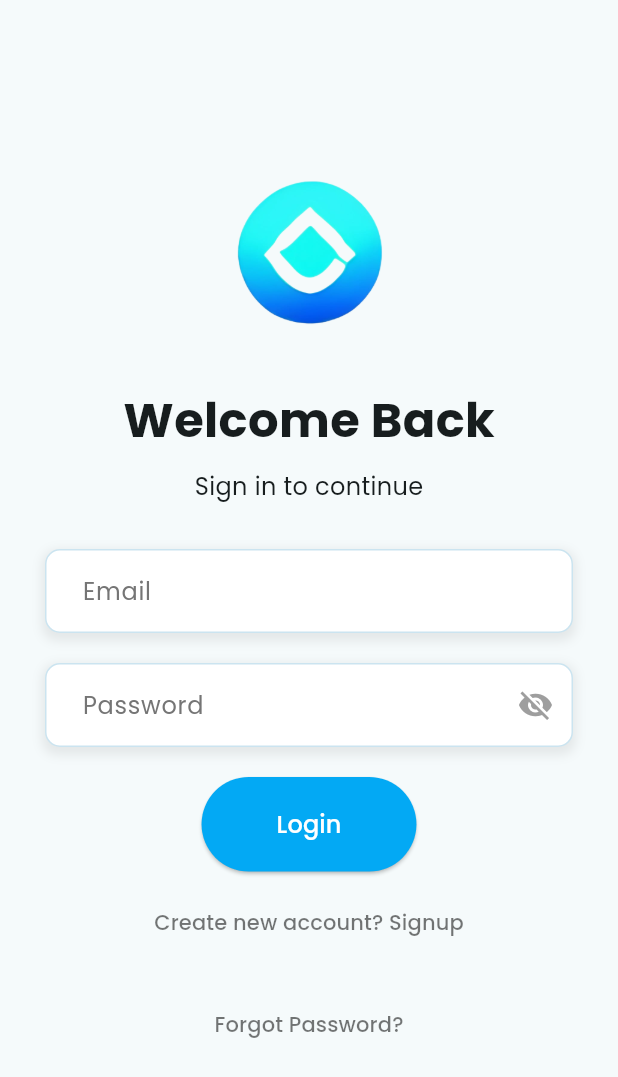
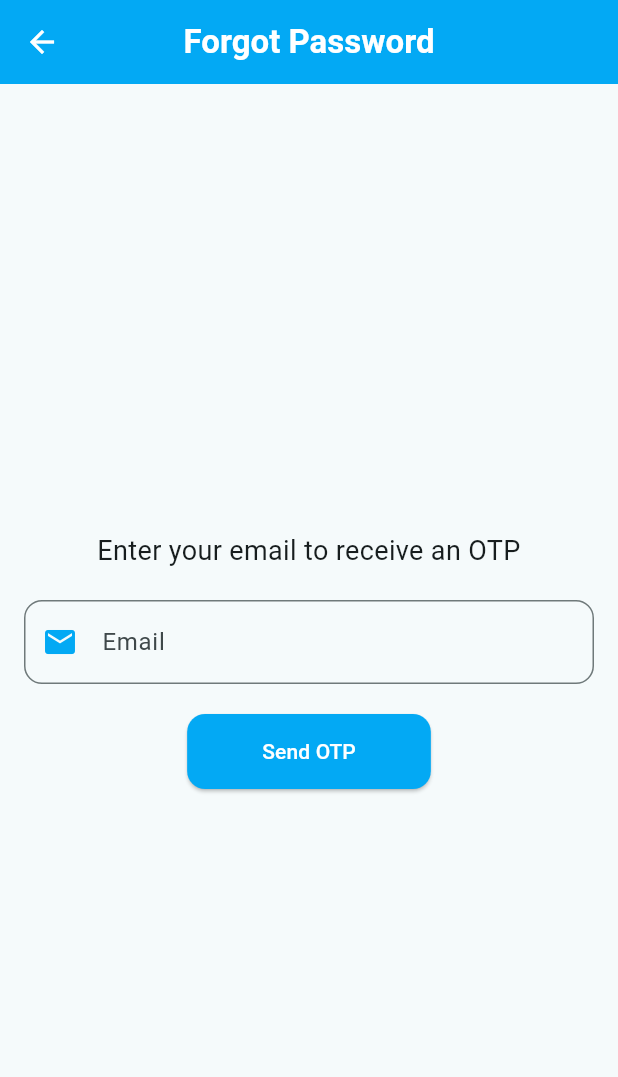
Before and after one commit to cchrisha/Community-Guild, a Flutter app: the screen it shows after launch, after a tap on "Forgot Password?", on a phone screen of 412 x 824 dp. Shown: the top 1077 px of the screen. Run offline on Flutter 3.47's test engine with Material 3 defaults, Android fonts, the phone set to English and light mode, and no system bars; our stand-ins replace equatable, flutter_bloc, get, google_fonts, image_picker, shared_preferences.

Commit message:
adding forget password

```diff
--- a/lib/screens/edit_profile_page.dart
+++ b/lib/screens/edit_profile_page.dart
@@ -13,7 +13,6 @@ class _EditProfilePageState extends State<EditProfilePage> {
   final TextEditingController _locationController = TextEditingController();
   final TextEditingController _contactController = TextEditingController();
   final TextEditingController _professionController = TextEditingController();
-  final TextEditingController _bioController = TextEditingController();
 
   @override
   void initState() {
--- /dev/null
+++ b/lib/screens/forget_password.dart
@@ -0,0 +1,327 @@
+import 'package:flutter/material.dart';
+import 'dart:async';
+
+import 'login_page.dart';
+
+class ForgetPasswordPage extends StatefulWidget {
+  const ForgetPasswordPage({super.key});
+
+  @override
+  State<ForgetPasswordPage> createState() => _ForgetPasswordPageState();
+}
+
+class _ForgetPasswordPageState extends State<ForgetPasswordPage> {
+  final TextEditingController _emailController = TextEditingController();
+  final TextEditingController _otpController = TextEditingController();
+  final TextEditingController _passwordController = TextEditingController();
+  final GlobalKey<FormState> _formKey = GlobalKey<FormState>();
+  bool _isOtpSent = false;
+  bool _isOtpVerified = false;
+  bool _isLoading = false;
+  bool _isVerifying = false; // Added for OTP verification loading state
+  bool _isPasswordVisible = false;
+  String _passwordStrength = '';
+
+  void _sendOtp() {
+    if (_formKey.currentState!.validate()) {
+      setState(() {
+        _isLoading = true;
+      });
+      // Simulate OTP send logic
+      Future.delayed(const Duration(seconds: 2), () {
+        setState(() {
+          _isLoading = false;
+          _isOtpSent = true;
+        });
+        _showDialog('OTP Sent', 'An OTP has been sent to your email.');
+      });
+    }
+  }
+
+  void _verifyOtp() {
+    setState(() {
+      _isVerifying = true; // Show loading spinner when verifying OTP
+    });
+    Future.delayed(const Duration(seconds: 2), () {
+      if (_otpController.text == '123456') {
+        setState(() {
+          _isOtpVerified = true;
+        });
+        _showDialog('OTP Verified', 'You can now reset your password.');
+      } else {
+        _showDialog('Error', 'Invalid OTP. Please try again.');
+      }
+      setState(() {
+        _isVerifying = false; // Hide loading spinner
+      });
+    });
+  }
+
+  void _resetPassword() {
+    if (_passwordController.text.length >= 8) {
+      setState(() {
+        _isLoading = true;
+      });
+
+      // Simulate password reset logic
+      Future.delayed(const Duration(seconds: 2), () {
+        setState(() {
+          _isLoading = false;
+        });
+
+        // Show success dialog with navigation to login page on 'OK' click
+        _showSuccessDialog(
+            'Success', 'Your password has been reset successfully.');
+      });
+    } else {
+      _showDialog('Error', 'Password must be at least 8 characters long.');
+    }
+  }
+
+  void _showSuccessDialog(String title, String message) {
+    showDialog(
+      context: context,
+      builder: (BuildContext context) {
+        return AlertDialog(
+          title: Text(title),
+          content: Text(message),
+          actions: <Widget>[
+            TextButton(
+              onPressed: () {
+                Navigator.pop(context); // Close the dialog
+                Navigator.pushReplacement(
+                  context,
+                  MaterialPageRoute(builder: (context) => const LoginPage()),
+                );
+              },
+              child: const Text(
+                'OK',
+                style: TextStyle(color: Colors.lightBlue),
+              ),
+            ),
+          ],
+        );
+      },
+    );
+  }
+
+  void _showDialog(String title, String message) {
+    showDialog(
+      context: context,
+      builder: (BuildContext context) {
+        return AlertDialog(
+          title: Text(title),
+          content: Text(message),
+          actions: [
+            TextButton(
+              child: const Text(
+                'OK',
+                style: TextStyle(color: Colors.lightBlue),
+              ),
+              onPressed: () {
+                Navigator.of(context).pop();
+              },
+            ),
+          ],
+        );
+      },
+    );
+  }
+
+  void _checkPasswordStrength(String password) {
+    if (password.length < 6) {
+      _passwordStrength = 'Weak';
+    } else if (password.length < 8) {
+      _passwordStrength = 'Medium';
+    } else {
+      _passwordStrength = 'Strong';
+    }
+    setState(() {});
+  }
+
+  @override
+  Widget build(BuildContext context) {
+    return Scaffold(
+      appBar: AppBar(
+        title: const Text(
+          'Forgot Password',
+          style: TextStyle(fontWeight: FontWeight.bold, color: Colors.white),
+        ),
+        backgroundColor: Colors.lightBlue,
+        elevation: 0,
+        centerTitle: true,
+        leading: IconButton(
+          icon: const Icon(Icons.arrow_back, color: Colors.white),
+          onPressed: () {
+            Navigator.pop(context);
+          },
+        ),
+      ),
+      body: Padding(
+        padding: const EdgeInsets.all(16.0),
+        child: Form(
+          key: _formKey,
+          child: Column(
+            mainAxisAlignment: MainAxisAlignment.center,
+            children: [
+              if (!_isOtpSent)
+                Column(
+                  children: [
+                    const Text(
+                      'Enter your email to receive an OTP',
+                      textAlign: TextAlign.center,
+                      style: TextStyle(fontSize: 18),
+                    ),
+                    const SizedBox(height: 20),
+                    TextFormField(
+                      controller: _emailController,
+                      decoration: InputDecoration(
+                        hintText: 'Email',
+                        border: OutlineInputBorder(
+                            borderRadius: BorderRadius.circular(12)),
+                        prefixIcon: const Icon(
+                          Icons.email,
+                          color: Colors.lightBlue,
+                        ),
+                      ),
+                      keyboardType: TextInputType.emailAddress,
+                      validator: (value) {
+                        if (value == null || value.isEmpty) {
+                          return 'Please enter your email';
+                        } else if (!RegExp(r'^[\w-\.]+@([\w-]+\.)+[\w-]{2,4}$')
+                            .hasMatch(value)) {
+                          return 'Please enter a valid email address';
+                        }
+                        return null;
+                      },
+                    ),
+                    const SizedBox(height: 20),
+                    _isLoading
+                        ? const CircularProgressIndicator()
+                        : ElevatedButton(
+                            onPressed: _sendOtp,
+                            style: ElevatedButton.styleFrom(
+                              padding: const EdgeInsets.symmetric(
+                                  vertical: 15, horizontal: 50),
+                              shape: RoundedRectangleBorder(
+                                  borderRadius: BorderRadius.circular(12)),
+                              backgroundColor: Colors.lightBlue,
+                            ),
+                            child: const Text(
+                              'Send OTP',
+                              style: TextStyle(color: Colors.white),
+                            ),
+                          ),
+                  ],
+                ),
+              if (_isOtpSent && !_isOtpVerified)
+                Column(
+                  children: [
+                    const Text(
+                      'Enter the OTP sent to your email',
+                      textAlign: TextAlign.center,
+                      style: TextStyle(fontSize: 18),
+                    ),
+                    const SizedBox(height: 20),
+                    TextFormField(
+                      controller: _otpController,
+                      decoration: InputDecoration(
+                        hintText: 'Enter OTP',
+                        border: OutlineInputBorder(
+                            borderRadius: BorderRadius.circular(12)),
+                        prefixIcon: const Icon(
+                          Icons.lock,
+                          color: Colors.lightBlue,
+                        ),
+                      ),
+                      keyboardType: TextInputType.number,
+                    ),
+                    const SizedBox(height: 20),
+                    _isVerifying
+                        ? const CircularProgressIndicator() // Loading indicator for OTP verification
+                        : ElevatedButton(
+                            onPressed: _verifyOtp,
+                            style: ElevatedButton.styleFrom(
+                              padding: const EdgeInsets.symmetric(
+                                  vertical: 15, horizontal: 50),
+                              shape: RoundedRectangleBorder(
+                                  borderRadius: BorderRadius.circular(12)),
+                              backgroundColor: Colors.lightBlue,
+                            ),
+                            child: const Text(
+                              'Verify OTP',
+                              style: TextStyle(color: Colors.white),
+                            ),
+                          ),
+                  ],
+                ),
+              if (_isOtpVerified)
+                Column(
+                  children: [
+                    const Text(
+                      'Enter a new password',
+                      textAlign: TextAlign.center,
+                      style: TextStyle(fontSize: 18),
+                    ),
+                    const SizedBox(height: 20),
+                    TextFormField(
+                      controller: _passwordController,
+                      obscureText: !_isPasswordVisible,
+                      onChanged: _checkPasswordStrength,
+                      decoration: InputDecoration(
+                        hintText: 'New Password',
+                        border: OutlineInputBorder(
+                            borderRadius: BorderRadius.circular(12)),
+                        prefixIcon: const Icon(
+                          Icons.lock,
+                          color: Colors.lightBlue,
+                        ),
+                        suffixIcon: IconButton(
+                          icon: Icon(_isPasswordVisible
+                              ? Icons.visibility
+                              : Icons.visibility_off),
+                          onPressed: () {
+                            setState(() {
+                              _isPasswordVisible = !_isPasswordVisible;
+                            });
+                          },
+                        ),
+                      ),
+                    ),
+                    const SizedBox(height: 10),
+                    Text(
+                      'Password Strength: $_passwordStrength',
+                      style: TextStyle(
+                        color: _passwordStrength == 'Strong'
+                            ? Colors.green
+                            : _passwordStrength == 'Medium'
+                                ? Colors.orange
+                                : Colors.red,
+                      ),
+                    ),
+                    const SizedBox(height: 20),
+                    _isLoading
+                        ? const CircularProgressIndicator()
+                        : ElevatedButton(
+                            onPressed: _resetPassword,
+                            style: ElevatedButton.styleFrom(
+                              padding: const EdgeInsets.symmetric(
+                                  vertical: 15, horizontal: 50),
+                              shape: RoundedRectangleBorder(
+                                  borderRadius: BorderRadius.circular(12)),
+                              backgroundColor: Colors.lightBlue,
+                            ),
+                            child: const Text(
+                              'Reset Password',
+                              style: TextStyle(color: Colors.white),
+                            ),
+                          ),
+                  ],
+                ),
+            ],
+          ),
+        ),
+      ),
+    );
+  }
+}
--- a/lib/screens/login_page.dart
+++ b/lib/screens/login_page.dart
@@ -1,3 +1,4 @@
+import 'package:community_guild/screens/forget_password.dart';
 import 'package:community_guild/widget/login_and_register/login_register_widget.dart';
 import 'package:flutter/material.dart';
 import 'package:flutter_bloc/flutter_bloc.dart';
@@ -83,7 +84,9 @@ class LoginPage extends StatelessWidget {
                         text: 'Create new account? Signup',
                       ),
                       const SizedBox(height: 20),
-                      AuthWidgets.forgotPasswordButton(onPressed: () {}),
+                      AuthWidgets.forgotPasswordButton(onPressed: () {
+                        Get.to(() => const ForgetPasswordPage());
+                      }),
                     ],
                   );
                 },
```
